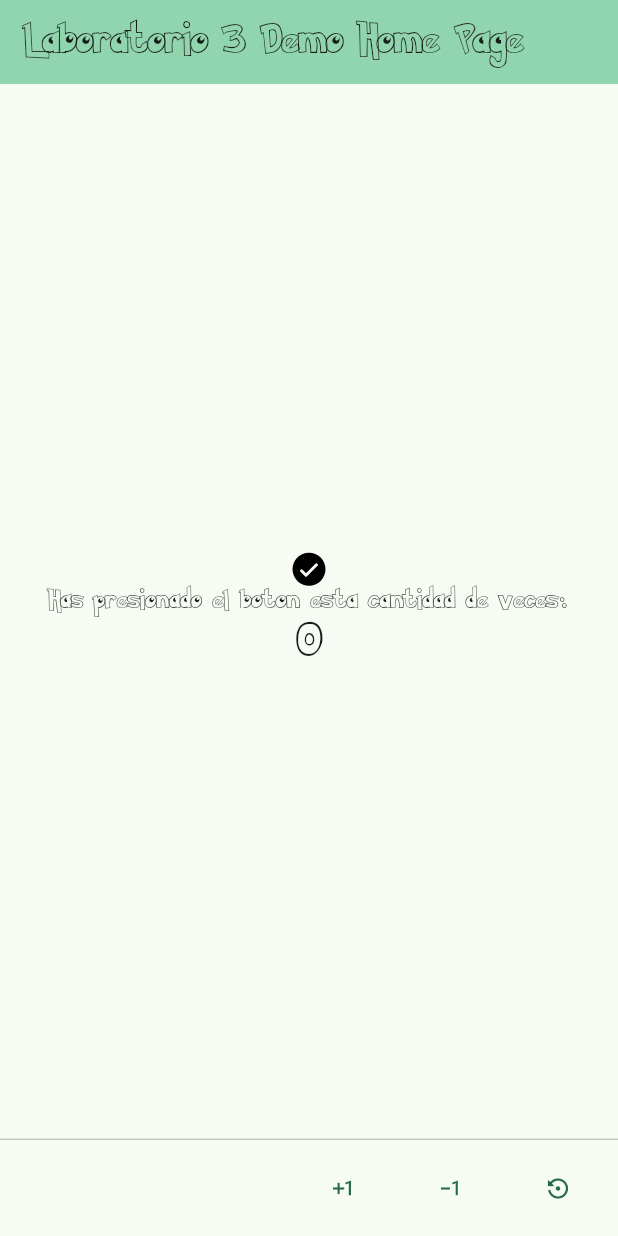
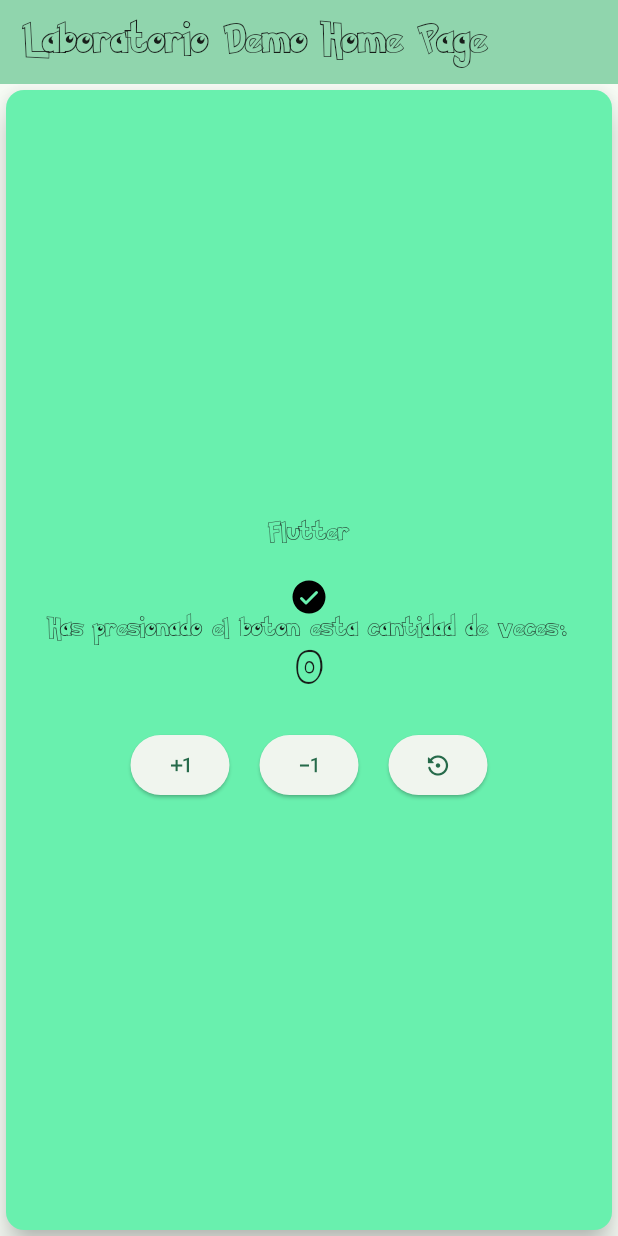
Before and after one commit to xWTomasWx/3479A321_2022479018, a Flutter app: the screen it shows after launch, on a phone screen of 412 x 824 dp. Run offline on Flutter 3.47's test engine with Material 3 defaults, Android fonts, the phone set to English and light mode, and no system bars; our stand-ins replace flutter_svg, logger.

Commit message:
Trabajo en clases

```diff
--- a/lib/main.dart
+++ b/lib/main.dart
@@ -15,12 +15,12 @@ class MyApp extends StatelessWidget {
     logger.d("Logger is working!");
 
     return MaterialApp(
-      title: 'Laboratorio 3',
+      title: 'Laboratorio',
       theme: ThemeData(
         colorScheme: ColorScheme.fromSeed(seedColor: Colors.greenAccent),
         fontFamily: 'Pokemon'
       ),
-      home: const MyHomePage(title: 'Laboratorio 3 Demo Home Page'),
+      home: const MyHomePage(title: 'Laboratorio Demo Home Page'),
     );
   }
 }
--- a/lib/pages/home.dart
+++ b/lib/pages/home.dart
@@ -44,9 +44,54 @@ class _MyHomePageState extends State<MyHomePage> {
         backgroundColor: Theme.of(context).colorScheme.inversePrimary,
         title: Text(widget.title),
       ),
-      persistentFooterButtons: botonesAbajo,
+      //persistentFooterButtons: botonesAbajo,
       body: Center(
+        child: Card(
+
+          elevation: 8,
+          color: Colors.greenAccent,
+          child:SizedBox(
+            child: Padding(
+              padding: const EdgeInsets.all(20),
               child: Column(
+                mainAxisAlignment: MainAxisAlignment.center,
+                children: <Widget>[
+                  const Text('Flutter'),
+                  const SizedBox(height: 20,),
+                  SvgPicture.asset(
+                    assetName,
+                    semanticsLabel: 'Icono',
+                  ),
+                  const Text('Has presionado el boton esta cantidad de veces:'),
+                  Text(
+                    '$_counter',
+                    style: Theme.of(context).textTheme.headlineMedium,
+                  ),
+                  SizedBox(height: 20,),
+                  Row(
+                    mainAxisAlignment: MainAxisAlignment.center,
+                    children: <Widget>[
+                      ElevatedButton(
+                        onPressed: _incrementCounter,
+                        child: Icon(Icons.exposure_plus_1),
+                      ),
+                      SizedBox(width: 20,),
+                      ElevatedButton(
+                        onPressed: _decrementCounter,
+                        child: Icon(Icons.exposure_minus_1),
+                      ),
+                      SizedBox(width: 20,),
+                      ElevatedButton(
+                        onPressed: _resetCounter,
+                        child: Icon(Icons.settings_backup_restore_rounded),
+                      ),
+                    ],
+                  ),
+                ],
+
+              ),
+            ),
+            /*child: Column(
               mainAxisAlignment: MainAxisAlignment.center,
               children: <Widget>[
                 SvgPicture.asset(
@@ -59,7 +104,13 @@ class _MyHomePageState extends State<MyHomePage> {
                   style: Theme.of(context).textTheme.headlineMedium,
                 ),
               ],
+
+            ),*/
+
           ),
+
+        ),
+
       ),
     );
   }
```
Lines whose indentation alone changed are shown as unchanged.
